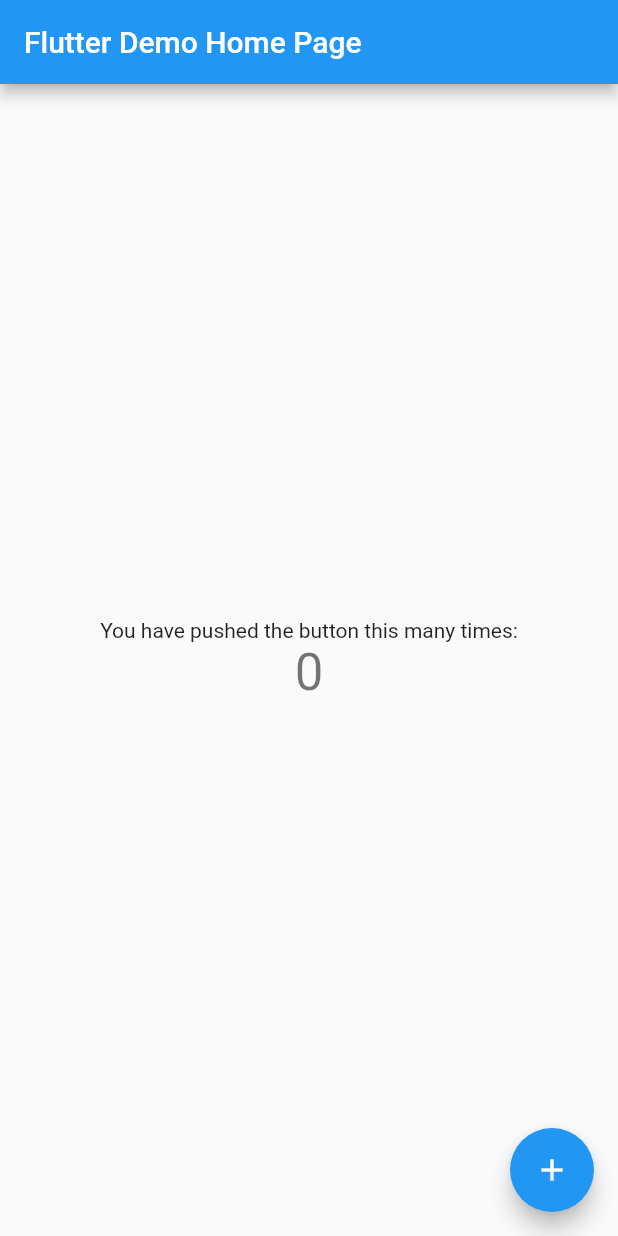
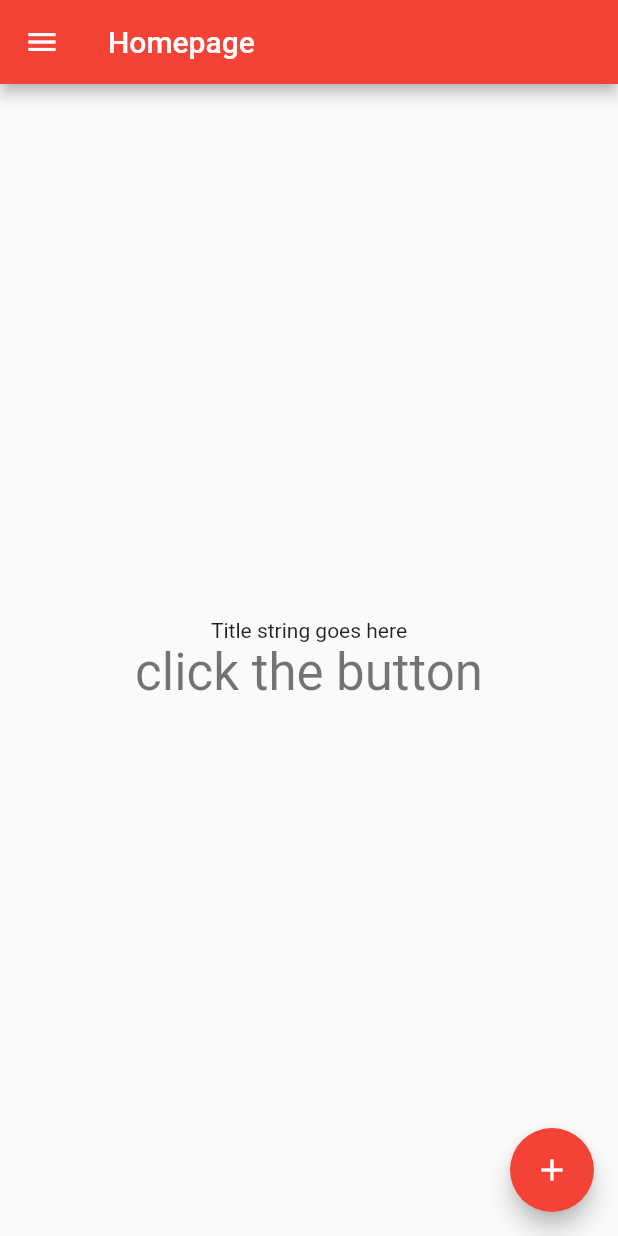
Before and after one commit to CodeDann/Aura-App, a Flutter app: the screen it shows after launch, on a phone screen of 412 x 824 dp. Run offline on Flutter 3.47's test engine with Material 2 defaults, Android fonts, the phone set to English and light mode, and no system bars; our stand-ins replace cloud_firestore, firebase_core; accounts and stored records are empty.

Commit message:
updated pages to have core layout

```diff
--- a/lib/main.dart
+++ b/lib/main.dart
@@ -1,4 +1,7 @@
 import 'package:flutter/material.dart';
+import 'package:food_waste/shoppinglist.dart';
+import 'package:food_waste/viewfridge.dart';
+import 'package:firebase_core/firebase_core.dart';
 
 void main() {
   runApp(const MyApp());
@@ -11,7 +14,7 @@ class MyApp extends StatelessWidget {
   @override
   Widget build(BuildContext context) {
     return MaterialApp(
-      title: 'Flutter Demo',
+      title: 'Test App',
       theme: ThemeData(
         // This is the theme of your application.
         //
@@ -22,9 +25,9 @@ class MyApp extends StatelessWidget {
         // or simply save your changes to "hot reload" in a Flutter IDE).
         // Notice that the counter didn't reset back to zero; the application
         // is not restarted.
-        primarySwatch: Colors.blue,
+        primarySwatch: Colors.red,
       ),
-      home: const MyHomePage(title: 'Flutter Demo Home Page'),
+      home: const MyHomePage(title: 'Homepage'),
     );
   }
 }
@@ -48,16 +51,11 @@ class MyHomePage extends StatefulWidget {
 }
 
 class _MyHomePageState extends State<MyHomePage> {
-  int _counter = 0;
 
-  void _incrementCounter() {
+  String text = 'click the button';
+  void _printHi(){
     setState(() {
-      // This call to setState tells the Flutter framework that something has
-      // changed in this State, which causes it to rerun the build method below
-      // so that the display can reflect the updated values. If we changed
-      // _counter without calling setState(), then the build method would not be
-      // called again, and so nothing would appear to happen.
-      _counter++;
+      text = 'hello there friends';
     });
   }
 
@@ -70,6 +68,51 @@ class _MyHomePageState extends State<MyHomePage> {
     // fast, so that you can just rebuild anything that needs updating rather
     // than having to individually change instances of widgets.
     return Scaffold(
+      // nav drawer
+      drawer: Drawer(
+        // Add a ListView to the drawer. This ensures the user can scroll
+        // through the options in the drawer if there isn't enough vertical
+        // space to fit everything.
+        child: ListView(
+          // Important: Remove any padding from the ListView.
+          padding: EdgeInsets.zero,
+          children: [
+            const DrawerHeader(
+              decoration: BoxDecoration(
+                color: Colors.red,
+              ),
+              child: Text('Menu'),
+            ),
+            ListTile(
+              title: const Text('Homepage'),
+              onTap: () {
+                Navigator.push(
+                  context,
+                  MaterialPageRoute(builder: (context) => const MyHomePage(title: 'Homepage')),
+                );
+              },
+            ),
+            ListTile(
+              title: const Text('View Fridge'),
+              onTap: () {
+                Navigator.push(
+                  context,
+                  MaterialPageRoute(builder: (context) => const viewfridge()),
+                );
+              },
+            ),
+            ListTile(
+              title: const Text('Shopping List'),
+              onTap: () {
+                Navigator.push(
+                  context,
+                  MaterialPageRoute(builder: (context) => const shoppinglist()),
+                );
+              },
+            ),
+          ],
+        ),
+      ),
       appBar: AppBar(
         // Here we take the value from the MyHomePage object that was created by
         // the App.build method, and use it to set our appbar title.
@@ -96,18 +139,20 @@ class _MyHomePageState extends State<MyHomePage> {
           mainAxisAlignment: MainAxisAlignment.center,
           children: <Widget>[
             const Text(
-              'You have pushed the button this many times:',
+              'Title string goes here',
             ),
             Text(
-              '$_counter',
+              text,
               style: Theme.of(context).textTheme.headline4,
             ),
           ],
         ),
       ),
+
+
       floatingActionButton: FloatingActionButton(
-        onPressed: _incrementCounter,
-        tooltip: 'Increment',
+        onPressed: _printHi,
+        tooltip: 'Hello Button',
         child: const Icon(Icons.add),
       ), // This trailing comma makes auto-formatting nicer for build methods.
     );
--- a/pubspec.yaml
+++ b/pubspec.yaml
@@ -34,6 +34,9 @@ dependencies:
   # The following adds the Cupertino Icons font to your application.
   # Use with the CupertinoIcons class for iOS style icons.
   cupertino_icons: ^1.0.2
+
+  cloud_firestore: ^3.1.8
+  firebase_core: ^1.12.0
 
 dev_dependencies:
   flutter_test:
```
Also changed, not shown: lib/shoppinglist.dart (added, +87 -0 lines), lib/viewfridge.dart (added, +71 -0 lines), pubspec.lock, 1 other file.
